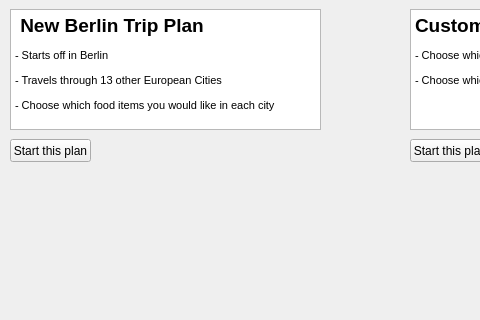
Qt form QT/plantripwindow.ui (xyphel/Project-1-European-Trip-Planner) before a commit; both pictures show x 0 to 480 and y 280 to 600 of the 800 by 600 pixel window.
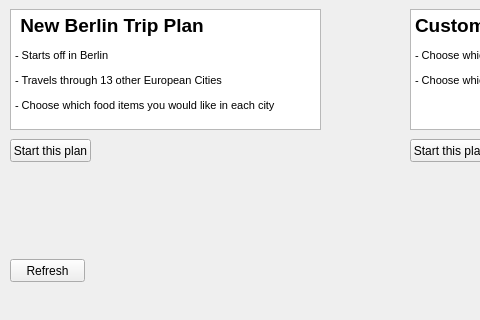
The same form after that commit.

Diff of the .ui file:
```diff
--- a/QT/plantripwindow.ui
+++ b/QT/plantripwindow.ui
@@ -196,6 +196,19 @@
 &lt;p style=&quot; margin-top:12px; margin-bottom:12px; margin-left:0px; margin-right:0px; -qt-block-indent:0; text-indent:0px;&quot;&gt;- Choose which food items you would like in each city&lt;/p&gt;&lt;/body&gt;&lt;/html&gt;</string>
     </property>
    </widget>
+   <widget class="QPushButton" name="pushButton_5">
+    <property name="geometry">
+     <rect>
+      <x>10</x>
+      <y>520</y>
+      <width>75</width>
+      <height>23</height>
+     </rect>
+    </property>
+    <property name="text">
+     <string>Refresh</string>
+    </property>
+   </widget>
   </widget>
   <widget class="QMenuBar" name="menubar">
    <property name="geometry">
```
